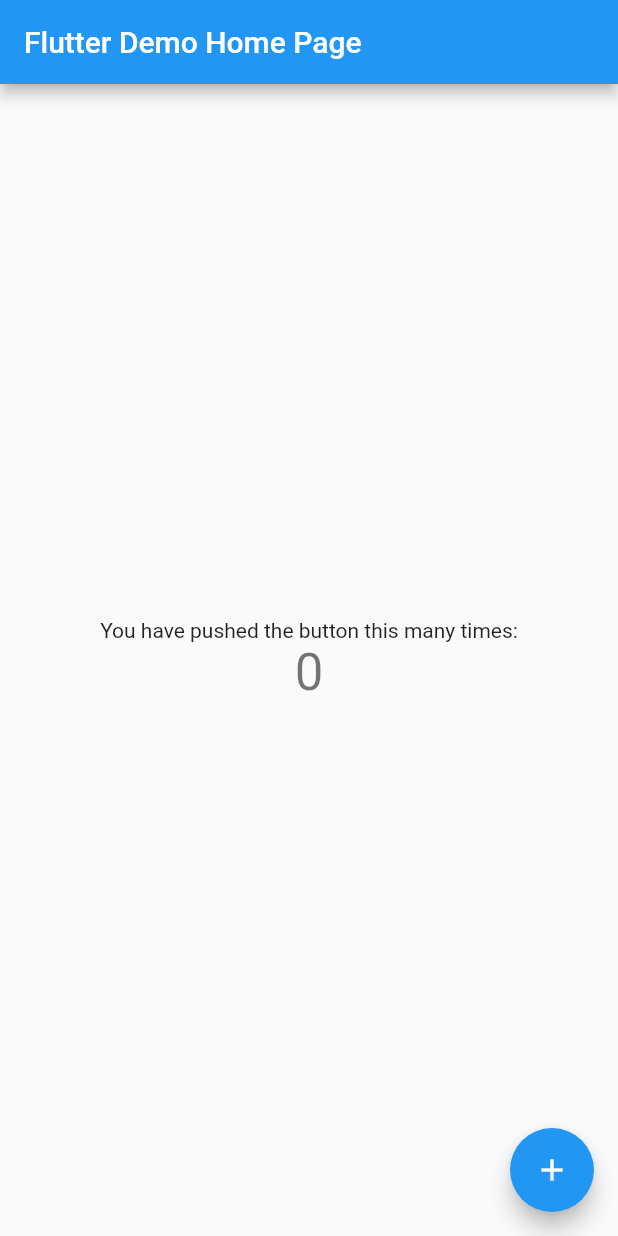
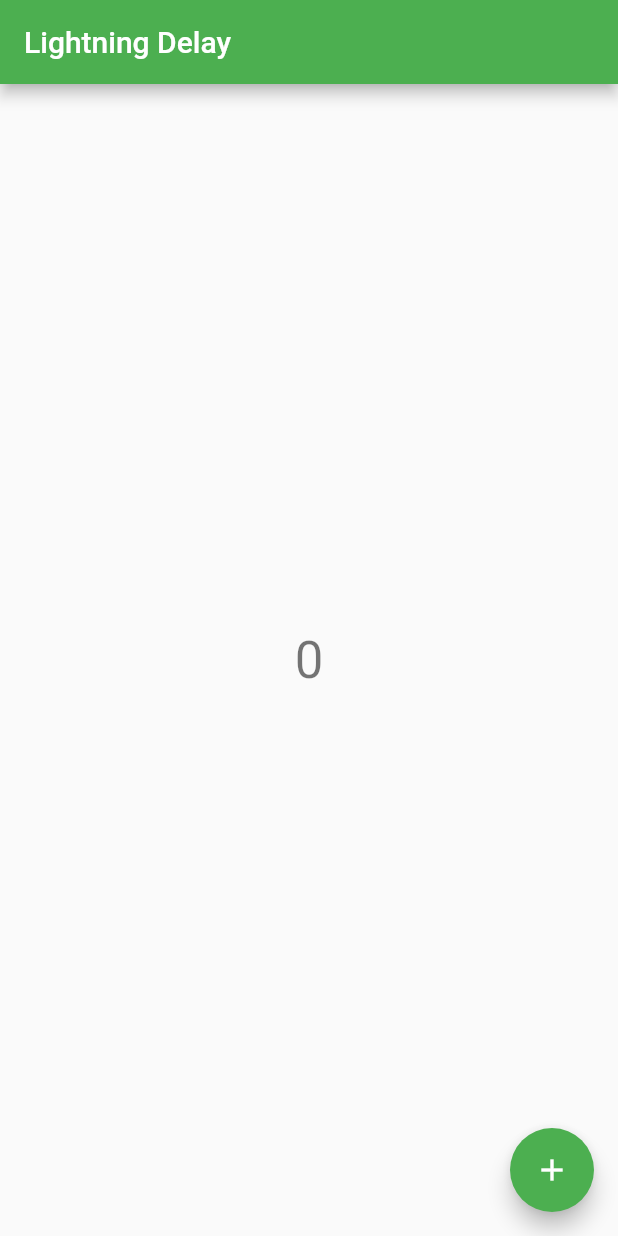
Before and after one commit to TechPenguineer/Lightning-Delay, a Flutter app: the screen it shows after launch, on a phone screen of 412 x 824 dp. Run offline on Flutter 3.47's test engine with Material 2 defaults, Android fonts, the phone set to English and light mode, and no system bars.

Commit message:
changed app display title

```diff
--- a/lib/main.dart
+++ b/lib/main.dart
@@ -11,7 +11,7 @@ class MyApp extends StatelessWidget {
   @override
   Widget build(BuildContext context) {
     return MaterialApp(
-      title: 'Flutter Demo',
+      title: 'Lightning Delay',
       theme: ThemeData(
         // This is the theme of your application.
         //
@@ -22,9 +22,9 @@ class MyApp extends StatelessWidget {
         // or simply save your changes to "hot reload" in a Flutter IDE).
         // Notice that the counter didn't reset back to zero; the application
         // is not restarted.
-        primarySwatch: Colors.blue,
+        primarySwatch: Colors.green,
       ),
-      home: const MyHomePage(title: 'Flutter Demo Home Page'),
+      home: const MyHomePage(title: 'Lightning Delay'),
     );
   }
 }
@@ -52,11 +52,6 @@ class _MyHomePageState extends State<MyHomePage> {
 
   void _incrementCounter() {
     setState(() {
-      // This call to setState tells the Flutter framework that something has
-      // changed in this State, which causes it to rerun the build method below
-      // so that the display can reflect the updated values. If we changed
-      // _counter without calling setState(), then the build method would not be
-      // called again, and so nothing would appear to happen.
       _counter++;
     });
   }
@@ -95,9 +90,6 @@ class _MyHomePageState extends State<MyHomePage> {
           // horizontal).
           mainAxisAlignment: MainAxisAlignment.center,
           children: <Widget>[
-            const Text(
-              'You have pushed the button this many times:',
-            ),
             Text(
               '$_counter',
               style: Theme.of(context).textTheme.headline4,
```
